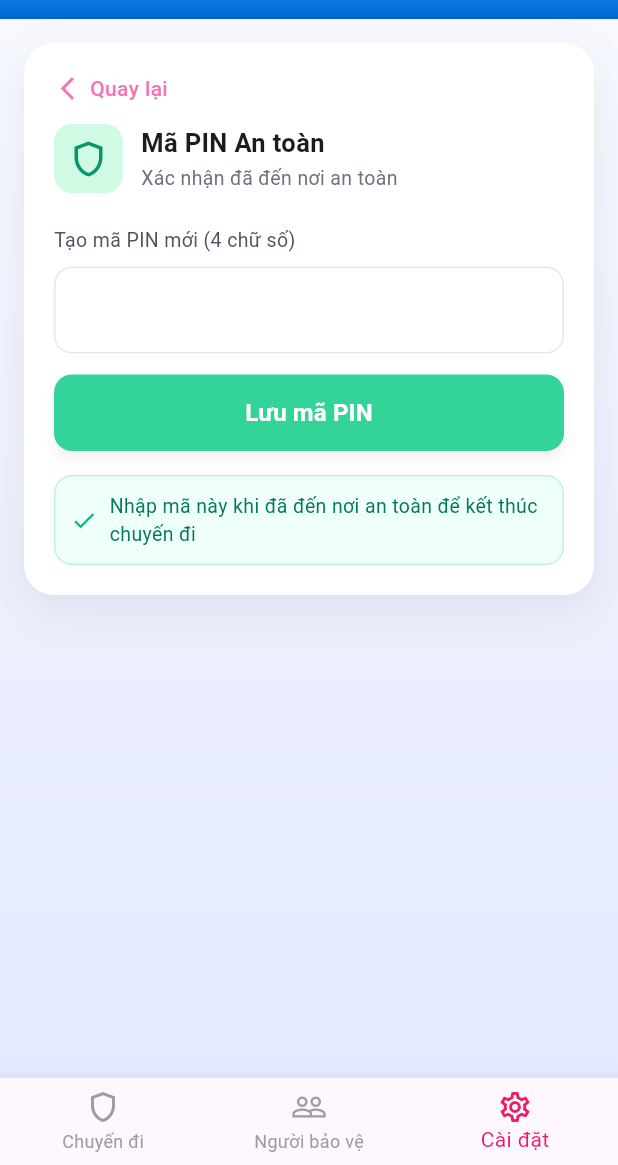
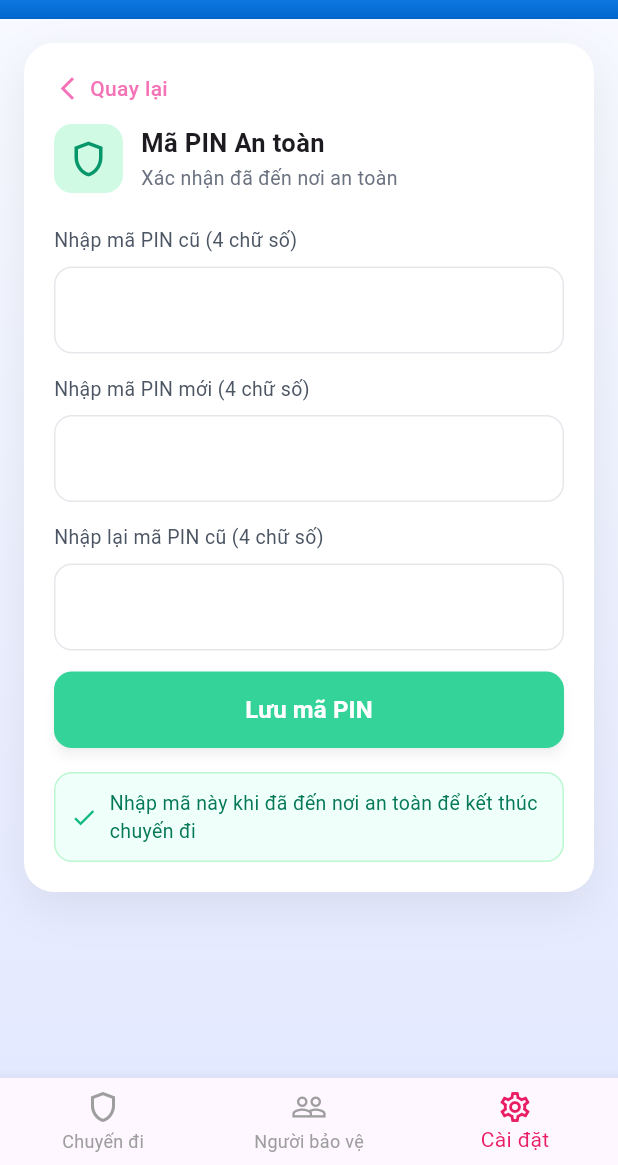
Before and after one commit to NguyenDucAnhhh/SafeTrek, a Flutter app: the SettingSafePIN screen opened directly, on a phone screen of 412 x 824 dp, the part 71-1236 px from its top. Run offline on Flutter 3.47's test engine with Material 3 defaults, Android fonts, the phone set to English and light mode, and no system bars; Roboto replaces fonts that are missing (Arimo).

Commit message:
update setting PIN

```diff
--- a/lib/screens/setting/setting_safePIN.dart
+++ b/lib/screens/setting/setting_safePIN.dart
@@ -125,7 +125,7 @@ class _SettingSafePINState extends State<SettingSafePIN> {
                       ),
                       const SizedBox(height: 22),
                       const Text(
-                        "Tạo mã PIN mới (4 chữ số)",
+                        "Nhập mã PIN cũ (4 chữ số)",
                         style: TextStyle(
                           fontSize: 13,
                           color: Color(0xFF4B5563),
@@ -144,6 +144,49 @@ class _SettingSafePINState extends State<SettingSafePIN> {
                         ),
                       ),
                       const SizedBox(height: 14),
+
+                      const Text(
+                        "Nhập mã PIN mới (4 chữ số)",
+                        style: TextStyle(
+                          fontSize: 13,
+                          color: Color(0xFF4B5563),
+                        ),
+                      ),
+                      const SizedBox(height: 8),
+                      TextField(
+                        keyboardType: TextInputType.number,
+                        maxLength: 4,
+                        textAlign: TextAlign.center,
+                        decoration: _inputStyle().copyWith(counterText: ""),
+                        style: const TextStyle(
+                          letterSpacing: 4,
+                          fontSize: 20,
+                          fontWeight: FontWeight.w600,
+                        ),
+                      ),
+                      const SizedBox(height: 14),
+
+                      const Text(
+                        "Nhập lại mã PIN cũ (4 chữ số)",
+                        style: TextStyle(
+                          fontSize: 13,
+                          color: Color(0xFF4B5563),
+                        ),
+                      ),
+                      const SizedBox(height: 8),
+                      TextField(
+                        keyboardType: TextInputType.number,
+                        maxLength: 4,
+                        textAlign: TextAlign.center,
+                        decoration: _inputStyle().copyWith(counterText: ""),
+                        style: const TextStyle(
+                          letterSpacing: 4,
+                          fontSize: 20,
+                          fontWeight: FontWeight.w600,
+                        ),
+                      ),
+                      const SizedBox(height: 14),
+
                       SizedBox(
                         width: double.infinity,
                         child: ElevatedButton(
```
Also changed, not shown: lib/screens/setting/setting_duressPIN.dart (+34 -4 lines).
